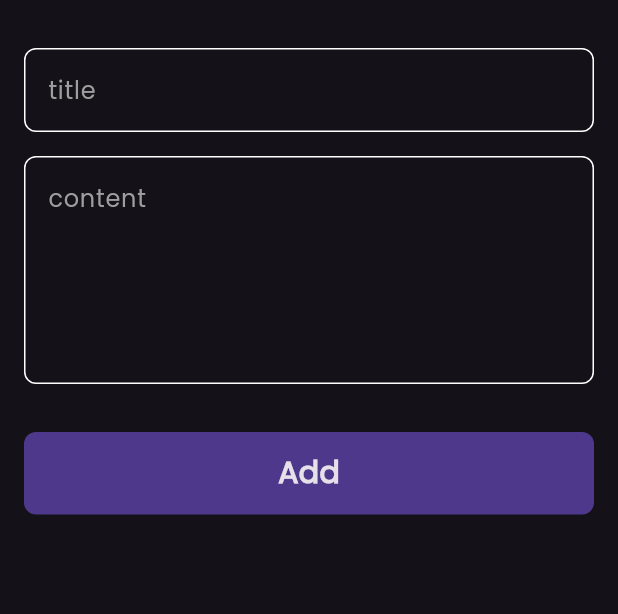
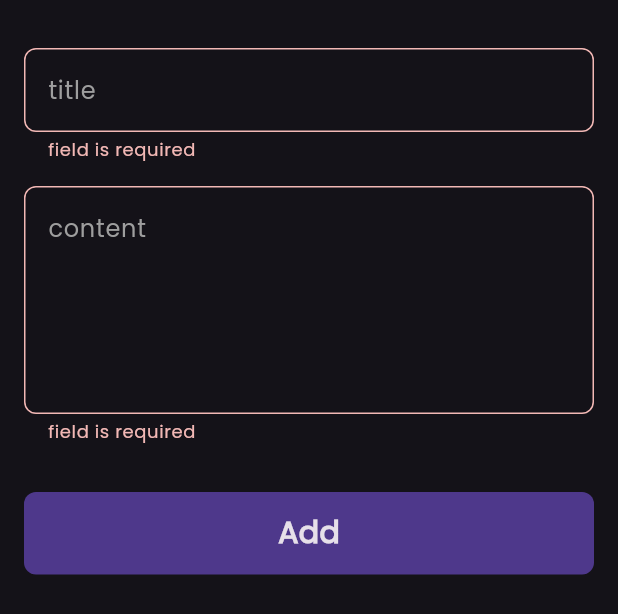
Before and after one commit to MahmoudElnagareee/notes_app, a Flutter app: the AddNoteBottomSheet widget shown alone on an empty page, opened directly, after a tap on "Add", on a phone screen of 412 x 824 dp. Shown: the top 614 px of the screen. Run offline on Flutter 3.47's test engine with Material 3 defaults, Android fonts, the phone set to English and light mode, and no system bars; drawn by our look-alikes of modal_progress_hud_nsn; our stand-ins replace bloc, flutter_bloc, font_awesome_flutter, hive, hive_flutter; accounts and stored records are empty.

Commit message:
trigger add note cubit

```diff
--- /dev/null
+++ b/devtools_options.yaml
@@ -0,0 +1,3 @@
+description: This file stores settings for Dart & Flutter DevTools.
+documentation: https://docs.flutter.dev/tools/devtools/extensions#configure-extension-enablement-states
+extensions:
--- a/lib/cubits/add_note_cubit/add_note_cubit.dart
+++ b/lib/cubits/add_note_cubit/add_note_cubit.dart
@@ -13,11 +13,10 @@ class AddNoteCubit extends Cubit<AddNoteState> {
     emit(AddNoteLoading());
     try {
       var notesBox = Hive.box<NoteModel>(KNotesBox);
+      await notesBox.add(note);
       emit(AddNoteSuccess());
-
-      await notesBox.add(note);
     } on Exception catch (e) {
-      AddNoteFailure(e.toString());
+      emit(AddNoteFailure(e.toString()));
     }
   }
 }
--- a/lib/main.dart
+++ b/lib/main.dart
@@ -10,8 +10,8 @@ import 'package:flutter_bloc/flutter_bloc.dart';
 void main() async {
   Bloc.observer = SimpleBlocObserver();
   await Hive.initFlutter();
-  await Hive.openBox(KNotesBox);
   Hive.registerAdapter(NoteModelAdapter());
+  await Hive.openBox<NoteModel>(KNotesBox);
   runApp(const NotesApp());
 }
 
--- a/lib/views/widgets/add_note_bottom_sheet.dart
+++ b/lib/views/widgets/add_note_bottom_sheet.dart
@@ -11,7 +11,6 @@ class AddNoteBottomSheet extends StatelessWidget {
   Widget build(BuildContext context) {
     return Padding(
       padding: EdgeInsets.symmetric(horizontal: 16),
-      child: SingleChildScrollView(
       child: BlocConsumer<AddNoteCubit, AddNoteState>(
         listener: (context, state) {
           if (state is AddNoteFailure) {
@@ -24,10 +23,9 @@ class AddNoteBottomSheet extends StatelessWidget {
         builder: (context, state) {
           return ModalProgressHUD(
             inAsyncCall: state is AddNoteLoading ? true : false,
-              child: AddNoteForm(),
+            child: SingleChildScrollView(child: AddNoteForm()),
           );
         },
-        ),
       ),
     );
   }
--- a/lib/views/widgets/add_note_form.dart
+++ b/lib/views/widgets/add_note_form.dart
@@ -1,4 +1,7 @@
 import 'package:flutter/material.dart';
+import 'package:flutter_bloc/flutter_bloc.dart';
+import 'package:notes_app/cubits/add_note_cubit/add_note_cubit.dart';
+import 'package:notes_app/models/note_model.dart';
 import 'package:notes_app/views/widgets/custom_button.dart';
 import 'package:notes_app/views/widgets/custom_text_field.dart';
 
@@ -42,11 +45,16 @@ class _AddNoteFormState extends State<AddNoteForm> {
             onTap: () {
               if (formKey.currentState!.validate()) {
                 formKey.currentState!.save();
+                var noteModel = NoteModel(
+                  title: title!,
+                  subTitle: subTitle!,
+                  date: DateTime.now().toString(),
+                  color: Colors.blue.value,
+                );
+                BlocProvider.of<AddNoteCubit>(context).addNote(noteModel);
               } else {
                 autovalidateMode = AutovalidateMode.always;
-                setState(() {
-
-                });
+                setState(() {});
               }
             },
           ),
--- a/lib/views/widgets/custom_text_field.dart
+++ b/lib/views/widgets/custom_text_field.dart
@@ -18,12 +18,12 @@ class CustomTextField extends StatelessWidget {
     return TextFormField(
       onSaved: onSaved,
       validator: (value) {
-        if (value?.isNotEmpty ?? true) {
+        if (value == null || value.isEmpty) {
           return 'field is required';
-        } else {
-          return null;
         }
+        return null;
       },
+
       cursorColor: KPrimaryColor,
       maxLines: maxLines,
       decoration: InputDecoration(
```
Lines whose indentation alone changed are shown as unchanged.
